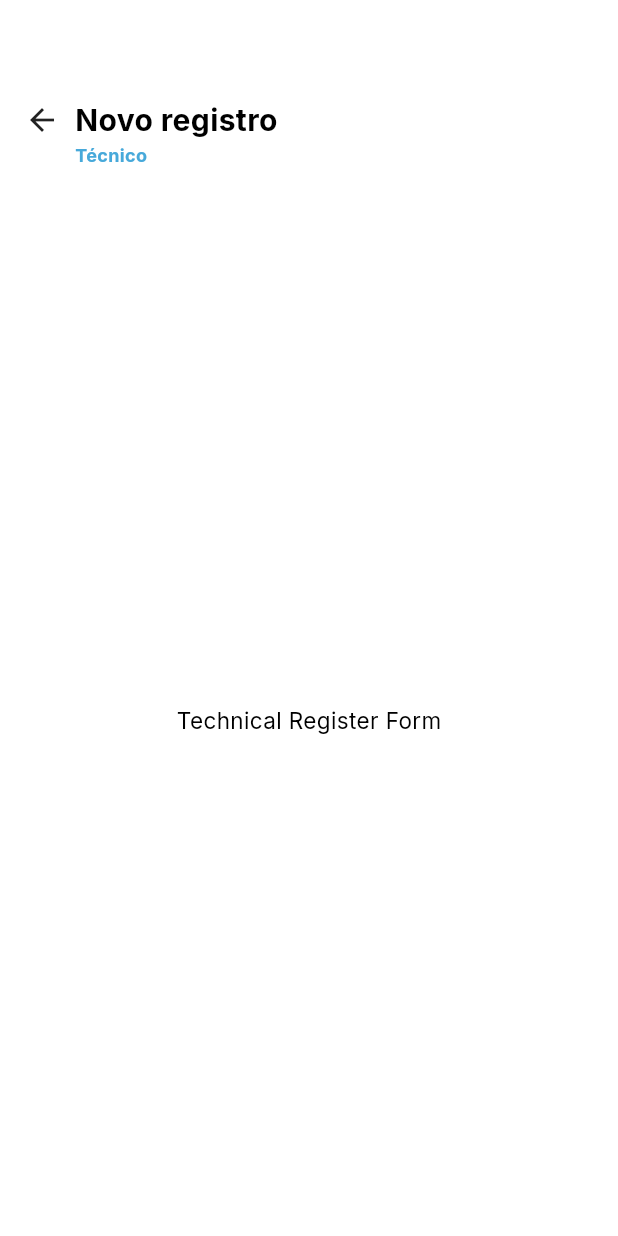
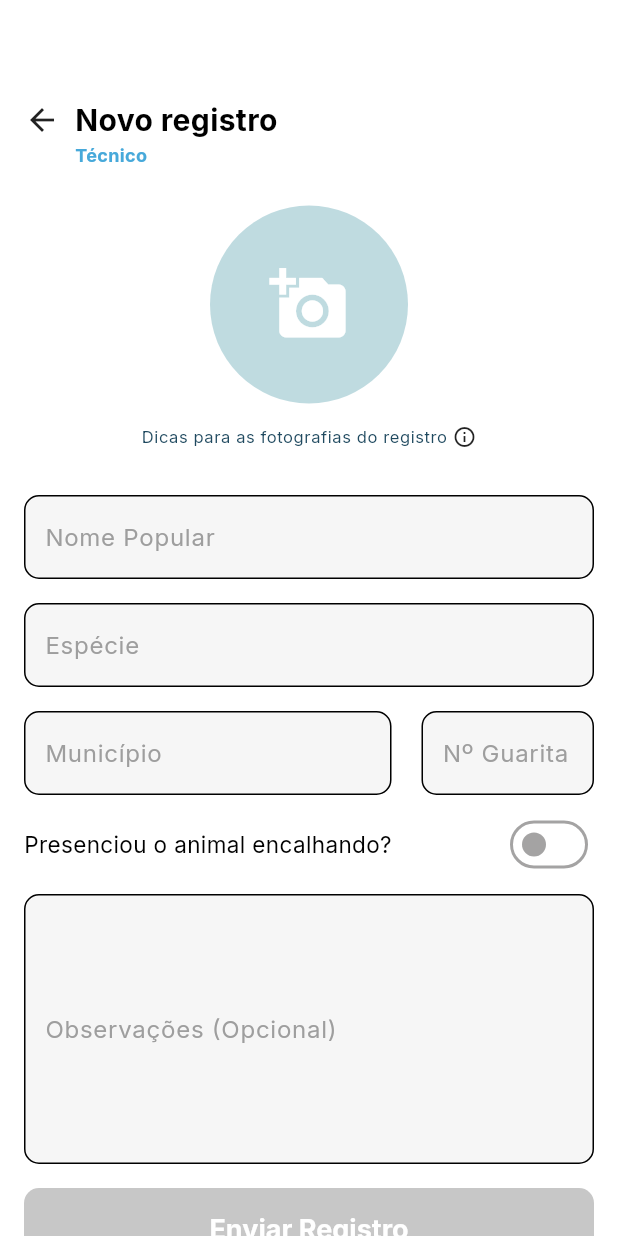
Before and after one commit to VitorColombo/ceclimar, a Flutter app: the NewTechnicalRegister screen opened by its route, on a phone screen of 412 x 824 dp. Run offline on Flutter 3.47's test engine with Material 3 defaults, Android fonts, the phone set to English and light mode, and no system bars; our stand-ins replace firebase_auth, firebase_core, google_sign_in, image_picker; accounts and stored records are empty.

```diff
--- a/lib/controller/auth_user_controller.dart
+++ b/lib/controller/auth_user_controller.dart
@@ -170,12 +170,12 @@ class AuthenticationController {
         return;
       }
 
-      final GoogleSignInAuthentication googleSignInAuthentication =
+      final GoogleSignInAuthentication googleAuth =
           await googleSignInAccount.authentication;
 
       final AuthCredential credential = GoogleAuthProvider.credential(
-        accessToken: googleSignInAuthentication.accessToken,
-        idToken: googleSignInAuthentication.idToken,
+        accessToken: googleAuth.accessToken,
+        idToken: googleAuth.idToken,
       );
 
       await FirebaseAuth.instance.signInWithCredential(credential);
--- a/lib/controller/new_register_form_controller.dart
+++ b/lib/controller/new_register_form_controller.dart
@@ -3,9 +3,17 @@ import 'package:flutter/material.dart';
 class NewRegisterFormController {
   final TextEditingController nameController = TextEditingController();
   final TextEditingController hourController = TextEditingController();
+  final TextEditingController speciesController = TextEditingController();
+  final TextEditingController cityController = TextEditingController();
+  final TextEditingController beachSpotController = TextEditingController();
+  final TextEditingController obsController = TextEditingController();
 
   String? nameError;
   String? hourError;
+  String? speciesError;
+  String? cityError;
+  String? beachSpotError;
+  String? obsError;
   bool isSwitchOn = false;
 
   String? validateName(String? value) {
--- a/lib/pages/new_technical_register.dart
+++ b/lib/pages/new_technical_register.dart
@@ -1,6 +1,6 @@
 import 'package:flutter/material.dart';
 import '../widgets/page_header.dart';
-import '../widgets/technical_register_form copy.dart';
+import '../widgets/technical_register_form.dart';
 
 class NewTechnicalRegister extends StatefulWidget {
   static const String routeName = '/newTechnicalRegister';
@@ -30,7 +30,16 @@ class _NewTechnicalRegisterState extends State<NewTechnicalRegister> {
               icon: const Icon(Icons.arrow_back),
               onTap: () => widget.updateIndex(0),
             ),
-          Expanded(child: TechnicalRegisterForm()),
+            SingleChildScrollView(
+              child: Padding(
+                padding: const EdgeInsets.only(left: 16.0, right: 16.0),
+                child: Column(
+                  children: [
+                    TechnicalRegisterForm()
+                    ],
+                ),
+              ),
+            ),
           ],
         ),
     );
--- a/lib/widgets/input_field.dart
+++ b/lib/widgets/input_field.dart
@@ -5,6 +5,7 @@ class InputField extends StatelessWidget {
   final TextEditingController controller;
   final String? Function(String?)? validator;
   final Function? onChanged;
+  final int? maxLines;
 
   const InputField({
     Key? key,
@@ -12,11 +13,13 @@ class InputField extends StatelessWidget {
     required this.controller,
     this.validator,
     this.onChanged,
+    this.maxLines,
   }) : super(key: key);
 
   @override
   Widget build(BuildContext context) {
     return TextFormField(
+      maxLines: maxLines ?? 1,
       controller: controller,
       validator: validator,
       keyboardType: TextInputType.text,
--- a/lib/widgets/send_btn.dart
+++ b/lib/widgets/send_btn.dart
@@ -63,6 +63,7 @@ class _SendBtnState extends State<SendBtn> {
               width: 24,
               child: CircularProgressIndicator(
                   valueColor: AlwaysStoppedAnimation<Color>(Colors.white),
+                  strokeWidth: 3,
                 ),
             )
             : Text(
--- a/lib/widgets/technical_register_form copy.dart
+++ /dev/null
@@ -1,11 +0,0 @@
-import 'package:flutter/material.dart';
-
-class TechnicalRegisterForm extends StatelessWidget {
-
-  @override
-  Widget build(BuildContext context) {
-    return Center(
-      child: Text('Technical Register Form'),
-    );
-  }
-}
--- /dev/null
+++ b/lib/widgets/technical_register_form.dart
@@ -0,0 +1,212 @@
+import 'package:flutter/material.dart';
+import 'package:tcc_ceclimar/widgets/custom_switch.dart';
+import 'package:tcc_ceclimar/widgets/input_field.dart';
+import 'package:tcc_ceclimar/widgets/send_btn.dart';
+import 'package:tcc_ceclimar/widgets/send_btn_disabled.dart';
+
+import '../controller/new_register_form_controller.dart';
+import 'add_image_widget.dart';
+import 'modal_help_bottomsheet.dart';
+
+class TechnicalRegisterForm extends StatefulWidget {
+  @override
+  State<TechnicalRegisterForm> createState() => _TechnicalRegisterFormState();
+}
+
+class _TechnicalRegisterFormState extends State<TechnicalRegisterForm> {
+  final _formController = NewRegisterFormController();
+  final _formKey = GlobalKey<FormState>();
+  bool isSwitchOn = false;
+  bool isBtnEnabled = false;
+
+  @override
+  void initState() {
+    super.initState();
+    _formController.nameController.addListener(_updateBtnStatus);
+    _formController.hourController.addListener(_updateBtnStatus);
+    _formController.speciesController.addListener(_updateBtnStatus);
+    _formController.cityController.addListener(_updateBtnStatus);
+    _formController.beachSpotController.addListener(_updateBtnStatus);
+  }
+
+  @override
+  void dispose() {
+    _formController.dispose();
+    super.dispose();
+  }
+
+  bool _validateForm() {
+    _formKey.currentState?.save();
+    return _formKey.currentState?.validate() ?? false;
+  }
+
+  void _onSwitchChanged(bool value) {
+    setState(() {
+      _formController.changeSwitch();
+      isSwitchOn = value;
+      _updateBtnStatus();
+    });
+  }
+
+  void _updateBtnStatus() {
+    setState(() {
+      isBtnEnabled = _formController.isBtnEnable();
+    });
+  }
+
+  @override
+  Widget build(BuildContext context) {
+    return Center(
+      child: Form(
+        key: _formKey,
+        child: Column(
+          children: [
+            const ImageSelector(),
+            GestureDetector(
+              onTap: () {
+                _showImageObservationBottomSheet();
+              },
+              child: Row(
+                mainAxisAlignment: MainAxisAlignment.center,
+                children: [
+                  const SizedBox(height: 45),
+                  Text(
+                    "Dicas para as fotografias do registro ",
+                    style: Theme.of(context).textTheme.bodySmall,
+                  ),
+                  const Icon(Icons.info_outline, size: 16),
+                ],
+              ),
+            ),
+            const SizedBox(height: 16),
+            InputField(
+              text: "Nome Popular",
+              controller: _formController.nameController,
+              validator: (value) => _formController.nameError,
+              onChanged: (_) => _updateBtnStatus(),
+            ),
+            const SizedBox(height: 16),
+            InputField(
+              text: "Espécie",
+              controller: _formController.speciesController,
+              validator: (value) => _formController.speciesError,
+              onChanged: (_) => _updateBtnStatus(),
+            ),
+            const SizedBox(height: 16),
+            Row(
+              children: [
+                Expanded(
+                  child: InputField(
+                    text: "Município",
+                    controller: _formController.cityController,
+                    validator: (value) => _formController.cityError,
+                    onChanged: (_) => _updateBtnStatus(),
+                  ),
+                ),
+                const SizedBox(width: 20),
+                SizedBox(
+                  width: 115,
+                  child: InputField(
+                    text: "Nº Guarita",
+                    controller: _formController.beachSpotController,
+                    validator: (value) => _formController.beachSpotError,
+                    onChanged: (_) => _updateBtnStatus(),
+                  ),
+                ),
+              ],
+            ),
+            const SizedBox(height: 9),
+            CustomSwitch(
+              text: "Presenciou o animal encalhando?",
+              value: isSwitchOn,
+              onChanged: _onSwitchChanged
+            ),
+            const SizedBox(height: 9),
+            if (isSwitchOn)
+              Column(
+                children: [
+                  InputField(
+                    text: "Horário aproximado",
+                    controller: _formController.hourController,
+                    validator: (value) => _formController.hourError,
+                    onChanged: (_) => _updateBtnStatus(),
+                  ),
+                  const SizedBox(height: 20),
+                ],
+              ),
+            SizedBox(
+              height: 180,
+              child: InputField(
+                text: "Observações (Opcional)",
+                controller: _formController.obsController,
+                validator: (value) => _formController.obsError,
+                onChanged: (_) => _updateBtnStatus(),
+                maxLines: 10,
+              ),
+            ),
+            const SizedBox(height: 16),
+            if(isBtnEnabled)
+              SizedBox(
+                width: double.infinity,
+                height: 56,
+                child: SendBtn(
+                    onSend: () => _formController.sendRegister(context),
+                    onValidate: _validateForm,
+                    text: "Enviar Registro",
+                ),
+              )
+            else
+              const SizedBox(
+                width: double.infinity,
+                height: 56,
+                child: DisabledSendBtn(
+                text: "Enviar Registro",
+                ),
+              )
+          ],
+        ),
+      ),
+    );
+  }
+
+  void _showImageObservationBottomSheet() {
+    showModalBottomSheet(
+      context: context,
+      builder: (context) {
+        return ModalHelpBottomSheet(
+          text:
+              "Sugerimos o envio de 2 imagens da ocorrência, sendo uma com escala e outra sem. Para representar a escala, podem ser usados objetos ou até mesmo o pé.",
+          buttons: [
+            SizedBox(
+              width: double.infinity,
+              child: TextButton(
+                style: TextButton.styleFrom(
+                  shape: RoundedRectangleBorder(
+                    borderRadius: BorderRadius.circular(10),
+                  ),
+                  backgroundColor: const Color.fromARGB(255, 71, 169, 218),
+                  padding: const EdgeInsets.symmetric(
+                    horizontal: 40,
+                    vertical: 16,
+                  ),
+                  textStyle: const TextStyle(
+                    fontSize: 18,
+                    fontWeight: FontWeight.bold,
+                    fontFamily: "Inter",
+                  ),
+                ),
+                onPressed: () {
+                  Navigator.pop(context);
+                },
+                child: const Text(
+                  "Fechar",
+                  style: TextStyle(color: Colors.white),
+                ),
+              ),
+            ),
+          ],
+        );
+      },
+    );
+  }
+}
```
Also changed, not shown: 1 other file. Lines whose indentation alone changed are shown as unchanged.
